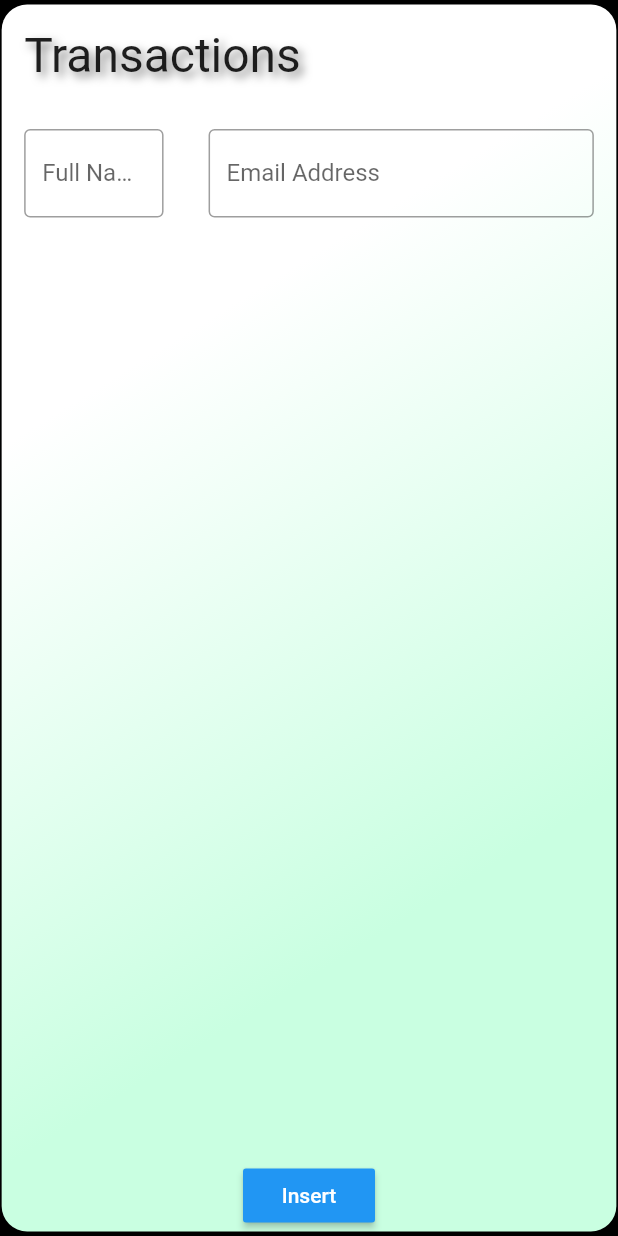
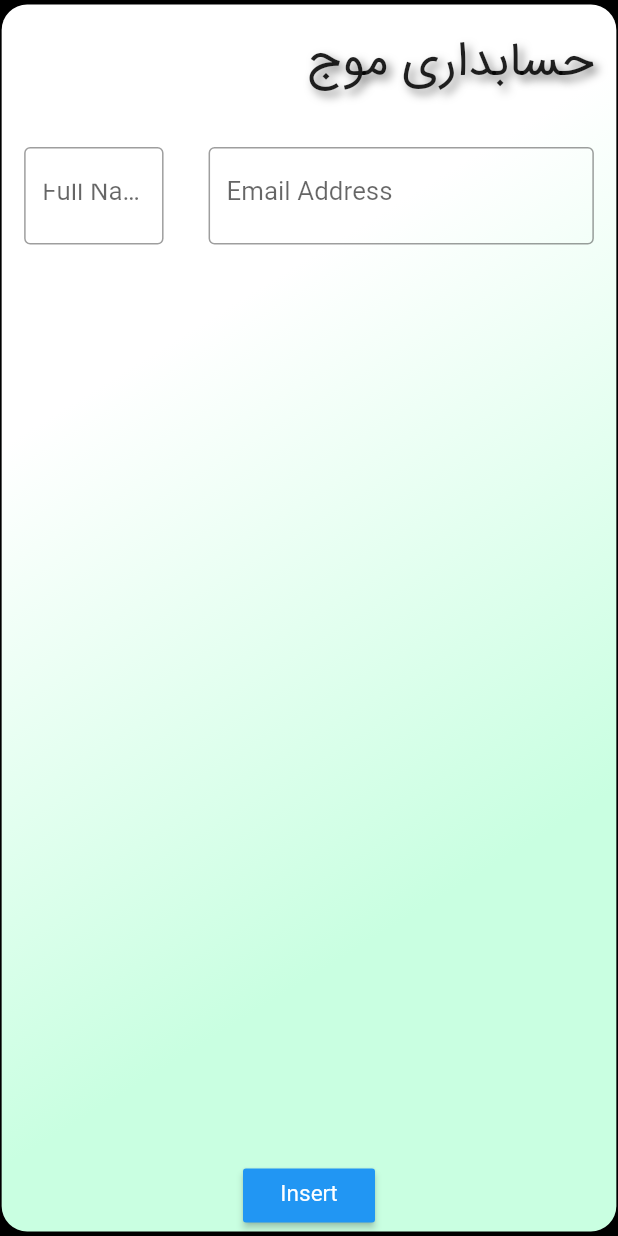
Before and after one commit to eliasdfazel/FlowMonetary, a Flutter app: the screen it shows after launch, on a phone screen of 412 x 824 dp. Run offline on Flutter 3.47's test engine with Material 2 defaults, Android fonts, the light colour scheme and no system bars; our stand-ins replace sqflite; accounts and stored records are empty.

Commit message:
Initializing Project Structure

```diff
--- a/flow_accounting/lib/interface/main_interface.dart
+++ b/flow_accounting/lib/interface/main_interface.dart
@@ -1,4 +1,5 @@
 import 'package:flow_accounting/resources/colors.dart';
+import 'package:flow_accounting/resources/strings.dart';
 import 'package:flow_accounting/transactions/input/ui/transactions_input_view.dart';
 import 'package:flutter/material.dart';
 
@@ -22,6 +23,7 @@ class _HomePageState extends State<HomePage> {
     return SafeArea (child: MaterialApp (
       debugShowCheckedModeBanner: false,
       color: ColorsPalette.black,
+      theme: ThemeData(fontFamily: 'Sans'),
       home: Scaffold(
         backgroundColor: ColorsPalette.black,
         body: Padding(
@@ -51,7 +53,8 @@ class _HomePageState extends State<HomePage> {
                         child: Padding(
                           padding: const EdgeInsets.all(15),
                           child:  Text(
-                            'Transactions',
+                            Strings.applicationName,
+                            textDirection: TextDirection.rtl,
                             style: TextStyle(
                               fontSize: 32,
                               color: Colors.black87,
--- a/flow_accounting/lib/resources/strings.dart
+++ b/flow_accounting/lib/resources/strings.dart
@@ -1,3 +1,5 @@
 class Strings {
 
+  static const String applicationName = "حسابداری موج";
+
 }
--- a/flow_accounting/lib/transactions/input/ui/transactions_input_view.dart
+++ b/flow_accounting/lib/transactions/input/ui/transactions_input_view.dart
@@ -2,18 +2,22 @@ import 'package:flow_accounting/resources/colors.dart';
 import 'package:flow_accounting/transactions/database/io/inputs.dart';
 import 'package:flutter/material.dart';
 
-void main() {
+void main() async {
+
+  WidgetsFlutterBinding.ensureInitialized();
+
   runApp(const MaterialApp( home: TransactionsView()));
+
 }
 
 class TransactionsView extends StatefulWidget {
   const TransactionsView({Key? key}) : super(key: key);
 
   @override
-  _State createState() => _State();
+  _TransactionsViewState createState() => _TransactionsViewState();
 }
 
-class _State extends State<TransactionsView> {
+class _TransactionsViewState extends State<TransactionsView> {
 
   TextEditingController textEditorControllerName = TextEditingController();
   TextEditingController textEditorControllerEmail = TextEditingController();
@@ -31,6 +35,7 @@ class _State extends State<TransactionsView> {
     return SafeArea (child: MaterialApp (
       debugShowCheckedModeBanner: false,
       color: ColorsPalette.black,
+      theme: ThemeData(fontFamily: 'Sans'),
       home: Scaffold(
         backgroundColor: ColorsPalette.black,
         body: Padding(
--- a/flow_accounting/pubspec.yaml
+++ b/flow_accounting/pubspec.yaml
@@ -59,6 +59,12 @@ flutter:
   # the material Icons class.
   uses-material-design: true
 
+  fonts:
+    - family: Sans
+      fonts:
+        - asset: fonts/sans.ttf
+
+
   # To add assets to your application, add an assets section, like this:
   # assets:
   #   - images/a_dot_burr.jpeg
```
Also changed, not shown: flow_accounting/lib/interface/main.dart (+1 -6 lines), flow_accounting/fonts/sans.ttf (added), flow_accounting/pubspec.lock, 1 other file.
